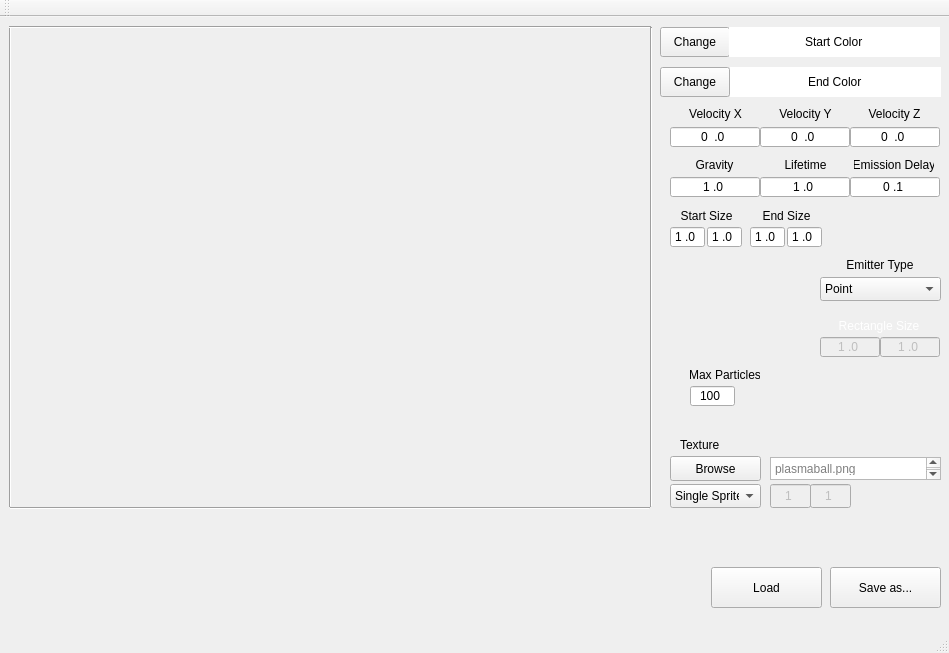
Qt form TA_ParticleEditor/TA_ParticleEditor/particleeditor.ui (Stureplan/TA_ParticleEditor) before a commit.
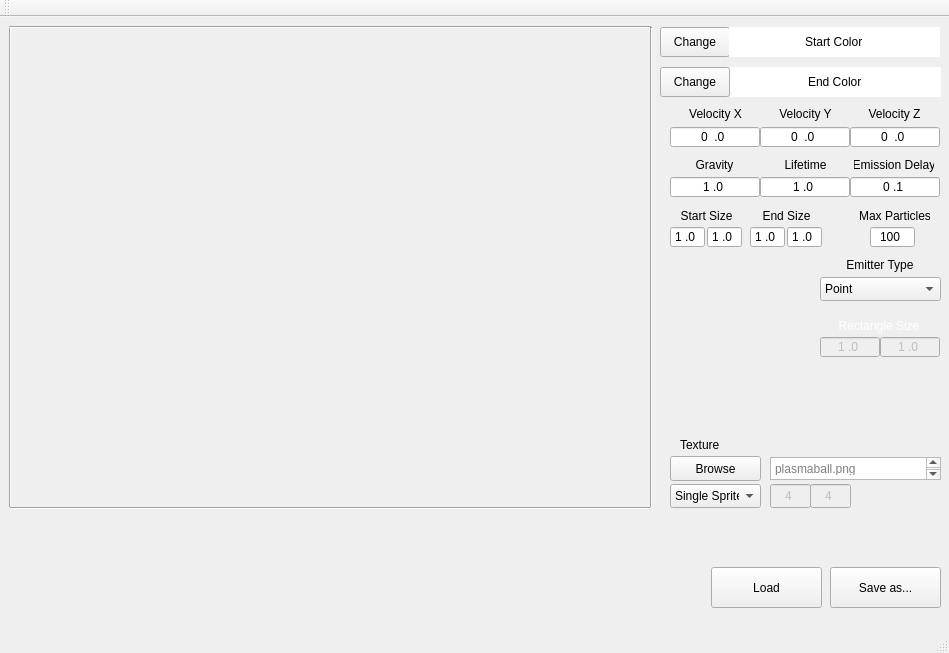
The same form after that commit. Custom widgets are drawn as their Qt base class.

```diff
--- a/TA_ParticleEditor/TA_ParticleEditor/particleeditor.ui
+++ b/TA_ParticleEditor/TA_ParticleEditor/particleeditor.ui
@@ -73,7 +73,7 @@
       <x>10</x>
       <y>500</y>
       <width>361</width>
-      <height>71</height>
+      <height>91</height>
      </rect>
     </property>
     <property name="font">
@@ -204,8 +204,8 @@
    <widget class="QLabel" name="label_MaxParticles">
     <property name="geometry">
      <rect>
-      <x>690</x>
-      <y>350</y>
+      <x>860</x>
+      <y>191</y>
       <width>70</width>
       <height>16</height>
      </rect>
@@ -660,8 +660,8 @@
    <widget class="QLineEdit" name="maxParticles">
     <property name="geometry">
      <rect>
-      <x>690</x>
-      <y>369</y>
+      <x>870</x>
+      <y>210</y>
       <width>45</width>
       <height>20</height>
      </rect>
@@ -813,10 +813,10 @@
       </rect>
      </property>
      <property name="inputMask">
-      <string>#9</string>
+      <string>90</string>
      </property>
      <property name="text">
-      <string>1</string>
+      <string>4</string>
      </property>
      <property name="alignment">
       <set>Qt::AlignCenter</set>
@@ -835,10 +835,10 @@
       </rect>
      </property>
      <property name="inputMask">
-      <string>#9</string>
+      <string>90</string>
      </property>
      <property name="text">
-      <string>1</string>
+      <string>4</string>
      </property>
      <property name="alignment">
       <set>Qt::AlignCenter</set>
```
Left out of the diff: 53 changed lines with no effect on the pictures.
